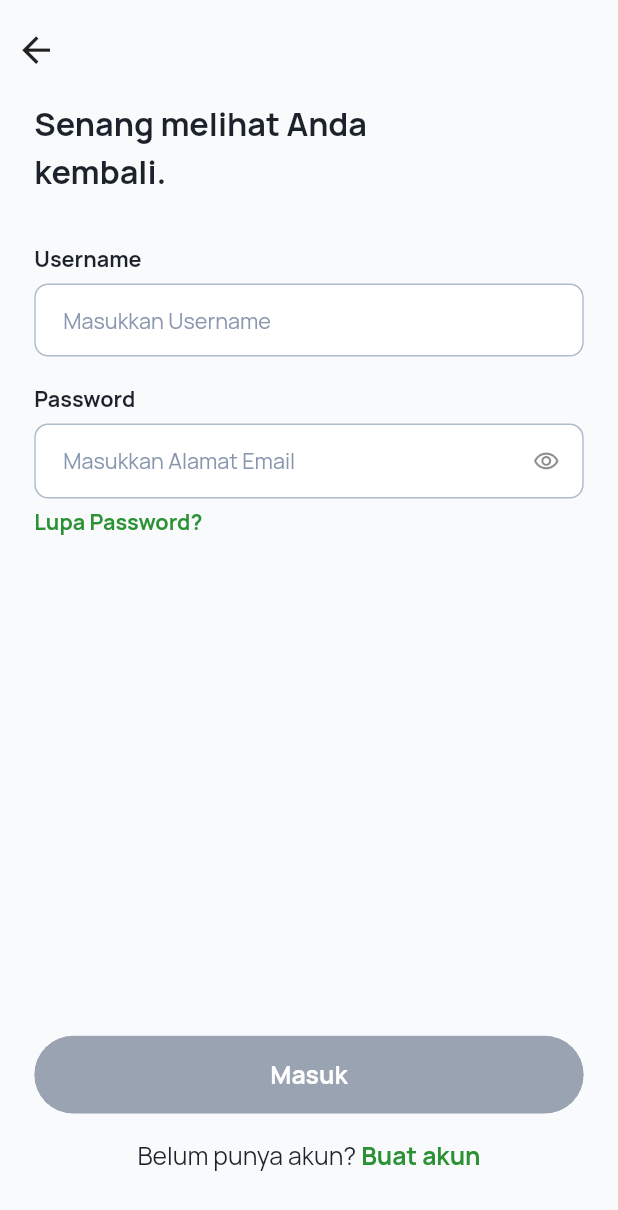
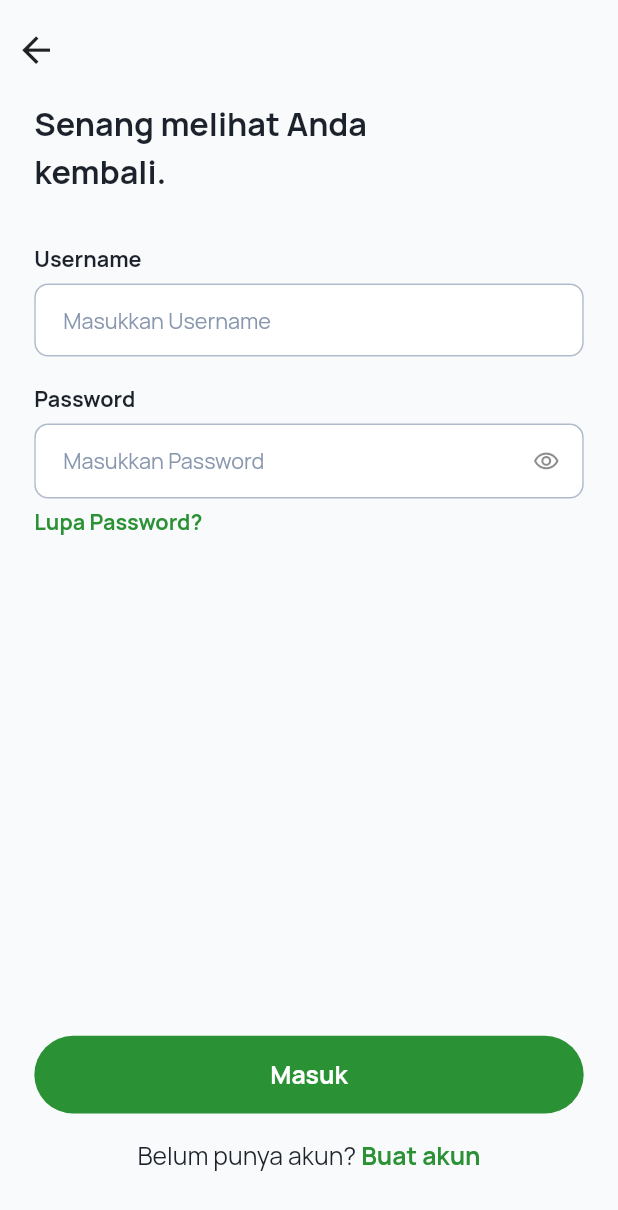
Before and after one commit to Penyihir-Berkah-Mage-ITS/mobile, a Flutter app: the LoginPage screen opened by its route, on a phone screen of 412 x 824 dp. Shown: the top 1210 px of the screen. Run offline on Flutter 3.47's test engine with Material 2 defaults, Android fonts, the phone set to English and light mode, and no system bars; our stand-ins replace dio, dotted_border, dropdown_button2, file_picker, flutter_dotenv, flutter_screenutil and 4 more; missing offline and left inert: transparent_pointer; accounts and stored records are empty.

Commit message:
login success

```diff
--- a/lib/app/bindings/global_bindings.dart
+++ b/lib/app/bindings/global_bindings.dart
@@ -1,9 +1,11 @@
+import 'package:asa/app/controller/cache_controller.dart';
 import 'package:asa/app/controller/global_controller.dart';
 import 'package:get/get.dart';
 
 class GlobalBinding implements Bindings {
   @override
   void dependencies() {
-    Get.lazyPut<GlobalController>(() => GlobalController());
+    Get.put<GlobalController>(GlobalController());
+    Get.put<CacheController>(CacheController());
   }
 }
--- /dev/null
+++ b/lib/app/controller/cache_controller.dart
@@ -0,0 +1,16 @@
+import 'package:asa/app/models/user/user_model.dart';
+import 'package:asa/app/repository/user_repository.dart';
+import 'package:get/get.dart';
+
+class CacheController extends GetxController {
+  static CacheController get i => Get.find<CacheController>();
+
+  Rxn<UserModel> user = Rxn<UserModel>();
+
+  Future getUserData() async {
+    try {
+      var data = await UserRepository.getData();
+      user.value = data;
+    } catch (_) {}
+  }
+}
--- a/lib/app/models/user/user_model.dart
+++ b/lib/app/models/user/user_model.dart
@@ -4,7 +4,6 @@ part 'user_model.g.dart';
 
 @JsonSerializable()
 class UserModel implements ModelFactory {
-  @JsonKey(name: "ID")
   String id;
 
   String username;
@@ -20,6 +19,7 @@ class UserModel implements ModelFactory {
 
   @JsonKey(name: "is_verified")
   bool isVerified;
+  String password;
 
   String CreatedAt;
   String UpdatedAt;
@@ -35,6 +35,7 @@ class UserModel implements ModelFactory {
     required this.profilePicture,
     required this.type,
     required this.username,
+    required this.password,
   });
 
   factory UserModel.fromJson(Map<String, dynamic> json) =>
--- a/lib/app/presentation/view/login_page.dart
+++ b/lib/app/presentation/view/login_page.dart
@@ -19,6 +19,8 @@ class LoginPage extends GetView<LoginController> {
       appBar: AppHeader(title: ''),
       body: SafeArea(
         child: ScrollableConstraints(
+          child: Form(
+            key: controller.formKey,
             child: Padding(
               padding: EdgeInsets.symmetric(horizontal: 20.w),
               child: Column(
@@ -30,27 +32,40 @@ class LoginPage extends GetView<LoginController> {
                   ),
                   SizedBox(height: 30.h),
                   AppInput(
-                  controller: TextEditingController(),
+                    controller: controller.form['username']!,
                     placeholder: 'Masukkan Username',
                     label: "Username",
+                    validator: (e) {
+                      if (e!.isEmpty) {
+                        return "Username tidak boleh kosong";
+                      }
+                      return null;
+                    },
                   ),
                   SizedBox(height: 16.h),
                   AppInput(
-                  controller: TextEditingController(),
-                  placeholder: 'Masukkan Alamat Email',
+                    controller: controller.form['password']!,
+                    placeholder: 'Masukkan Password',
                     label: "Password",
                     obscureText: true,
+                    validator: (e) {
+                      if (e!.isEmpty) {
+                        return "Password tidak boleh kosong";
+                      }
+                      return null;
+                    },
                   ),
                   SizedBox(height: 4.h),
                   GestureDetector(
                     child: Text(
                       'Lupa Password?',
-                    style: body4BTextStyle(color: ColorConstants.primary[500]),
+                      style:
+                          body4BTextStyle(color: ColorConstants.primary[500]),
                     ),
                   ),
-                SizedBox(height: 20.h),
+                  SizedBox(height: 40.h),
                   Spacer(),
-                AppButton(onPressed: null, text: "Masuk"),
+                  AppButton(onPressed: controller.login, text: "Masuk"),
                   SizedBox(height: 15.h),
                   Row(
                     mainAxisAlignment: MainAxisAlignment.center,
@@ -82,6 +97,7 @@ class LoginPage extends GetView<LoginController> {
             ),
           ),
         ),
+      ),
     );
   }
 }
--- a/lib/app/repository/location_repository.dart
+++ b/lib/app/repository/location_repository.dart
@@ -1,8 +1,6 @@
 import 'package:asa/app/models/location/province_model.dart';
 import 'package:asa/app/models/location/regency_model.dart';
 import 'package:asa/services/api/api.dart';
-import 'package:asa/utils/show_alert.dart';
-import 'package:get/get.dart';
 
 class LocationRepository {
   static Future<List<ProvinceModel>> getProvinces() async {
--- a/lib/services/api/fetch_data.dart
+++ b/lib/services/api/fetch_data.dart
@@ -1,4 +1,3 @@
-import 'package:asa/app/models/location/province_model.dart';
 import 'package:asa/services/api/api_exception.dart';
 import 'package:asa/utils/show_alert.dart';
 import 'package:dio/dio.dart';
@@ -47,7 +46,7 @@ Future<ApiResponse<T>> fetchData<T>({
           if (message.toLowerCase().contains("token")) {
             logoutHandler();
           } else {
-            showAlert(response!.data['message']);
+            showAlert(response!.data['error']);
           }
         } else {
           showAlert(response?.statusMessage ?? e.message ?? e.toString());
@@ -104,7 +103,7 @@ Future<ApiResponses<T>> fetchMultipleData<T>({
           if (message.toLowerCase().contains("token")) {
             logoutHandler();
           } else {
-            showAlert(response!.data['message']);
+            showAlert(response!.data['error']);
           }
         } else {
           showAlert(response?.statusMessage ?? e.message ?? e.toString());
--- a/pubspec.yaml
+++ b/pubspec.yaml
@@ -30,6 +30,7 @@ dependencies:
   dropdown_button2: ^2.3.9
   dotted_border: ^2.1.0
   file_picker: ^6.0.0
+  shared_preferences: ^2.2.2
 
 dev_dependencies:
   flutter_test:
```
Also changed, not shown: lib/app/controller/home_controller.dart (+7 -0 lines), lib/app/controller/login_controller.dart (+13 -1 lines), lib/app/presentation/partials/profile/profile_header.dart (+9 -4 lines), lib/app/presentation/view/profile/profile_page.dart (+13 -1 lines), lib/app/repository/auth_repository.dart (added, +20 -0 lines), lib/app/repository/user_repository.dart (added, +18 -0 lines), lib/main.dart (+4 -5 lines), lib/services/api/source/api_response.dart (+27 -19 lines), lib/services/api/source/base_response.dart (+8 -4 lines), lib/app/models/user/user_model.g.dart, pubspec.lock, 3 other files. Lines whose indentation alone changed are shown as unchanged.
